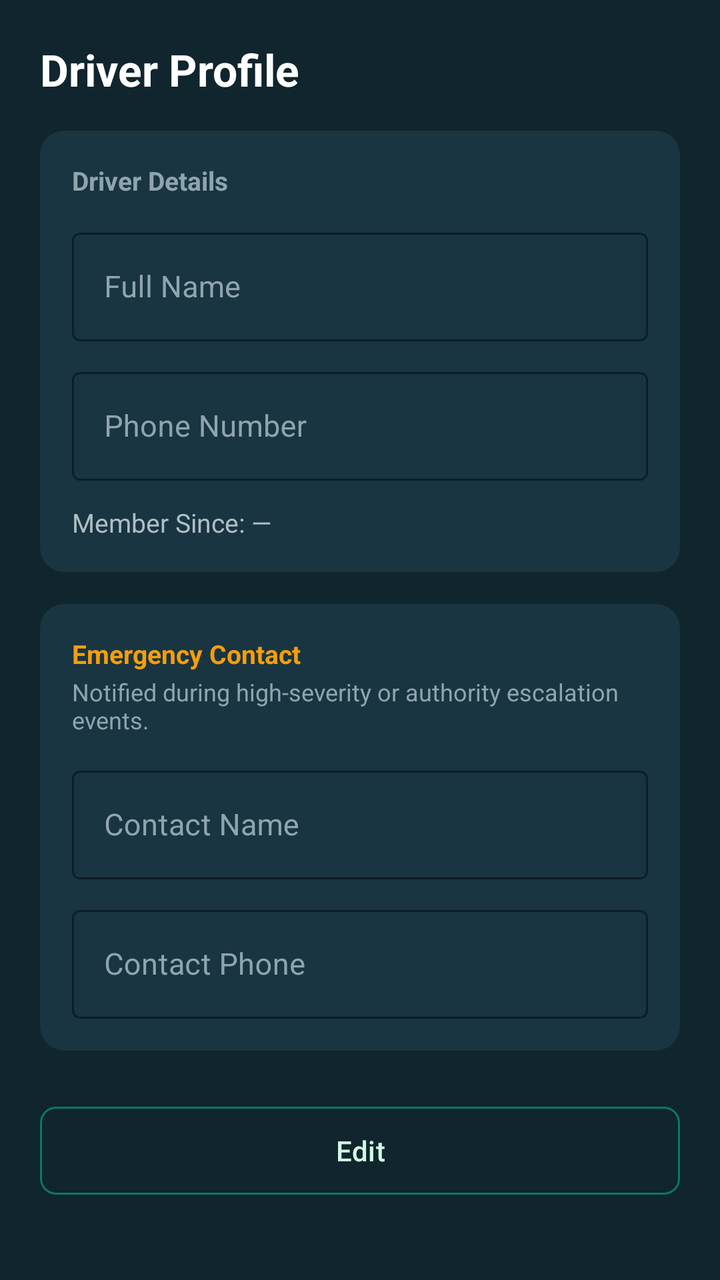
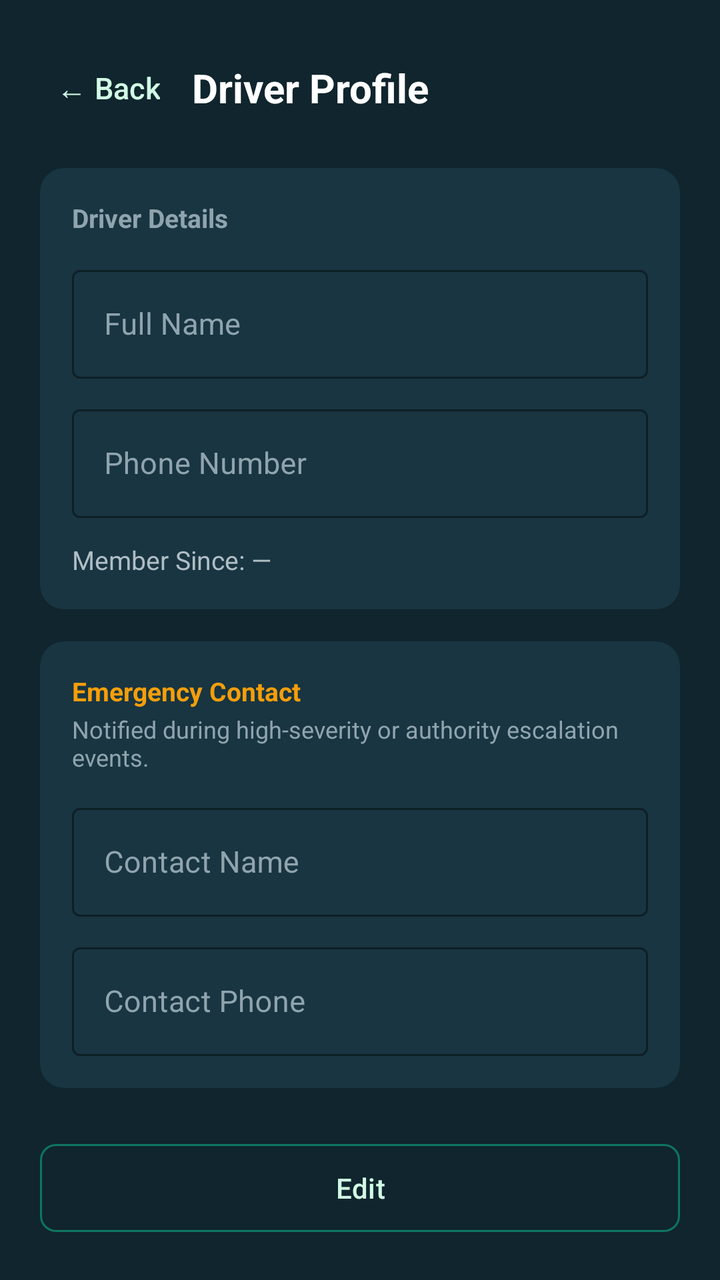

An Android layout rendered at two revisions. The XML below is the earlier revision; the diff shows what the commit changed to produce the second picture.
<!-- AndroidManifest.xml: application theme Theme.OKDrivers -->
<!-- res/layout/fragment_driver_profile.xml -->
<?xml version="1.0" encoding="utf-8"?>
<ScrollView xmlns:android="http://schemas.android.com/apk/res/android"
    xmlns:app="http://schemas.android.com/apk/res-auto"
    android:layout_width="match_parent"
    android:layout_height="match_parent"
    android:background="@color/ok_dark"
    android:fillViewport="true">

    <LinearLayout
        android:layout_width="match_parent"
        android:layout_height="wrap_content"
        android:orientation="vertical"
        android:padding="20dp">

        <TextView
            android:layout_width="match_parent"
            android:layout_height="wrap_content"
            android:text="Driver Profile"
            android:textColor="@android:color/white"
            android:textSize="22sp"
            android:textStyle="bold" />

        
        <com.google.android.material.card.MaterialCardView
            android:layout_width="match_parent"
            android:layout_height="wrap_content"
            android:layout_marginTop="16dp"
            app:cardBackgroundColor="@color/ok_dark_card"
            app:cardCornerRadius="12dp"
            app:cardElevation="0dp"
            app:strokeWidth="0dp">

            <LinearLayout
                android:layout_width="match_parent"
                android:layout_height="wrap_content"
                android:orientation="vertical"
                android:padding="16dp">

                <TextView
                    android:layout_width="match_parent"
                    android:layout_height="wrap_content"
                    android:text="Driver Details"
                    android:textColor="#90A4AE"
                    android:textSize="13sp"
                    android:textStyle="bold" />

                
                <com.google.android.material.textfield.TextInputLayout
                    android:id="@+id/tilName"
                    style="@style/Widget.MaterialComponents.TextInputLayout.OutlinedBox"
                    android:layout_width="match_parent"
                    android:layout_height="wrap_content"
                    android:layout_marginTop="12dp"
                    android:hint="Full Name"
                    android:textColorHint="#90A4AE"
                    app:boxStrokeColor="@color/ok_green"
                    app:hintTextColor="@color/ok_green_light">

                    <com.google.android.material.textfield.TextInputEditText
                        android:id="@+id/etName"
                        android:layout_width="match_parent"
                        android:layout_height="wrap_content"
                        android:inputType="textPersonName"
                        android:textColor="@android:color/white"
                        android:textSize="15sp" />
                </com.google.android.material.textfield.TextInputLayout>

                
                <com.google.android.material.textfield.TextInputLayout
                    android:id="@+id/tilPhone"
                    style="@style/Widget.MaterialComponents.TextInputLayout.OutlinedBox"
                    android:layout_width="match_parent"
                    android:layout_height="wrap_content"
                    android:layout_marginTop="10dp"
                    android:hint="Phone Number"
                    android:textColorHint="#90A4AE"
                    app:boxStrokeColor="@color/ok_green"
                    app:hintTextColor="@color/ok_green_light">

                    <com.google.android.material.textfield.TextInputEditText
                        android:id="@+id/etPhone"
                        android:layout_width="match_parent"
                        android:layout_height="wrap_content"
                        android:inputType="phone"
                        android:textColor="@android:color/white"
                        android:textSize="15sp" />
                </com.google.android.material.textfield.TextInputLayout>

                <TextView
                    android:id="@+id/tvMemberSince"
                    android:layout_width="match_parent"
                    android:layout_height="wrap_content"
                    android:layout_marginTop="12dp"
                    android:text="Member Since: —"
                    android:textColor="#B0BEC5"
                    android:textSize="13sp" />

            </LinearLayout>
        </com.google.android.material.card.MaterialCardView>

        
        <com.google.android.material.card.MaterialCardView
            android:layout_width="match_parent"
            android:layout_height="wrap_content"
            android:layout_marginTop="16dp"
            app:cardBackgroundColor="@color/ok_dark_card"
            app:cardCornerRadius="12dp"
            app:cardElevation="0dp"
            app:strokeWidth="0dp">

            <LinearLayout
                android:layout_width="match_parent"
                android:layout_height="wrap_content"
                android:orientation="vertical"
                android:padding="16dp">

                <TextView
                    android:layout_width="match_parent"
                    android:layout_height="wrap_content"
                    android:text="Emergency Contact"
                    android:textColor="@color/ok_orange"
                    android:textSize="13sp"
                    android:textStyle="bold" />

                <TextView
                    android:layout_width="match_parent"
                    android:layout_height="wrap_content"
                    android:layout_marginTop="2dp"
                    android:text="Notified during high-severity or authority escalation events."
                    android:textColor="#90A4AE"
                    android:textSize="12sp" />

                
                <com.google.android.material.textfield.TextInputLayout
                    android:id="@+id/tilEmergencyName"
                    style="@style/Widget.MaterialComponents.TextInputLayout.OutlinedBox"
                    android:layout_width="match_parent"
                    android:layout_height="wrap_content"
                    android:layout_marginTop="12dp"
                    android:hint="Contact Name"
                    android:textColorHint="#90A4AE"
                    app:boxStrokeColor="@color/ok_green"
                    app:hintTextColor="@color/ok_green_light">

                    <com.google.android.material.textfield.TextInputEditText
                        android:id="@+id/etEmergencyName"
                        android:layout_width="match_parent"
                        android:layout_height="wrap_content"
                        android:inputType="textPersonName"
                        android:textColor="@android:color/white"
                        android:textSize="15sp" />
                </com.google.android.material.textfield.TextInputLayout>

                
                <com.google.android.material.textfield.TextInputLayout
                    android:id="@+id/tilEmergencyPhone"
                    style="@style/Widget.MaterialComponents.TextInputLayout.OutlinedBox"
                    android:layout_width="match_parent"
                    android:layout_height="wrap_content"
                    android:layout_marginTop="10dp"
                    android:hint="Contact Phone"
                    android:textColorHint="#90A4AE"
                    app:boxStrokeColor="@color/ok_green"
                    app:hintTextColor="@color/ok_green_light">

                    <com.google.android.material.textfield.TextInputEditText
                        android:id="@+id/etEmergencyPhone"
                        android:layout_width="match_parent"
                        android:layout_height="wrap_content"
                        android:inputType="phone"
                        android:textColor="@android:color/white"
                        android:textSize="15sp" />
                </com.google.android.material.textfield.TextInputLayout>

            </LinearLayout>
        </com.google.android.material.card.MaterialCardView>

        
        <LinearLayout
            android:layout_width="match_parent"
            android:layout_height="wrap_content"
            android:layout_marginTop="24dp"
            android:orientation="horizontal">

            <com.google.android.material.button.MaterialButton
                android:id="@+id/btnEdit"
                style="@style/Widget.Material3.Button.OutlinedButton"
                android:layout_width="0dp"
                android:layout_height="52dp"
                android:layout_weight="1"
                android:text="Edit"
                android:textAllCaps="false"
                android:textColor="@color/ok_green_light"
                app:cornerRadius="8dp"
                app:strokeColor="@color/ok_green" />

            <com.google.android.material.button.MaterialButton
                android:id="@+id/btnSave"
                android:layout_width="0dp"
                android:layout_height="52dp"
                android:layout_marginStart="12dp"
                android:layout_weight="1"
                android:text="Save"
                android:textAllCaps="false"
                android:textColor="@android:color/white"
                android:visibility="gone"
                app:backgroundTint="@color/ok_green"
                app:cornerRadius="8dp" />

        </LinearLayout>

    </LinearLayout>
</ScrollView>
<!-- resources referenced by this layout -->
<resources>
  <color name="ok_dark">#10252D</color>
  <color name="ok_dark_card">#183541</color>
  <color name="ok_green">#0F7661</color>
  <color name="ok_green_light">#D1FAE5</color>
  <color name="ok_orange">#F59E0B</color>
  <style name="Theme.OKDrivers" parent="Base.Theme.OKDrivers" />
  <style name="Base.Theme.OKDrivers" parent="Theme.Material3.DayNight.NoActionBar">
          
          
      </style>
</resources>

<!-- the commit's change to res/layout/fragment_driver_profile.xml (unified diff, before → after) -->
@@ -12,13 +12,33 @@
         android:orientation="vertical"
         android:padding="20dp">
 
-        <TextView
-            android:layout_width="match_parent"
-            android:layout_height="wrap_content"
-            android:text="Driver Profile"
-            android:textColor="@android:color/white"
-            android:textSize="22sp"
-            android:textStyle="bold" />
+        <LinearLayout
+            android:layout_width="match_parent"
+            android:layout_height="wrap_content"
+            android:gravity="center_vertical"
+            android:orientation="horizontal">
+
+            <com.google.android.material.button.MaterialButton
+                android:id="@+id/btnBack"
+                style="@style/Widget.Material3.Button.TextButton"
+                android:layout_width="wrap_content"
+                android:layout_height="wrap_content"
+                android:minWidth="0dp"
+                android:paddingHorizontal="8dp"
+                android:text="← Back"
+                android:textColor="@color/ok_green_light"
+                android:textSize="15sp" />
+
+            <TextView
+                android:layout_width="0dp"
+                android:layout_height="wrap_content"
+                android:layout_marginStart="8dp"
+                android:layout_weight="1"
+                android:text="Driver Profile"
+                android:textColor="@android:color/white"
+                android:textSize="20sp"
+                android:textStyle="bold" />
+        </LinearLayout>
 
         
         <com.google.android.material.card.MaterialCardView
